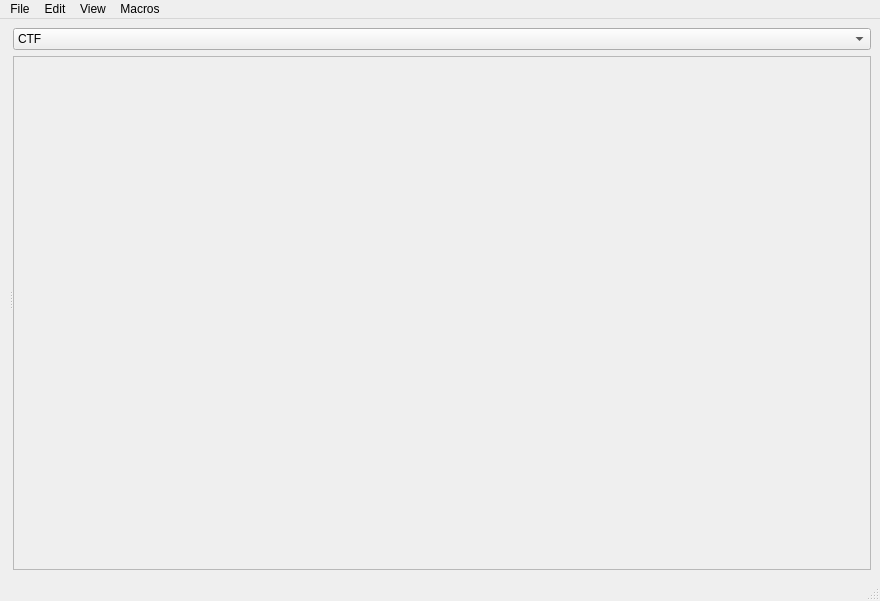
First picture: the form in GarrisonBuilder.ui, repository nagn/TLGB, before the edit.
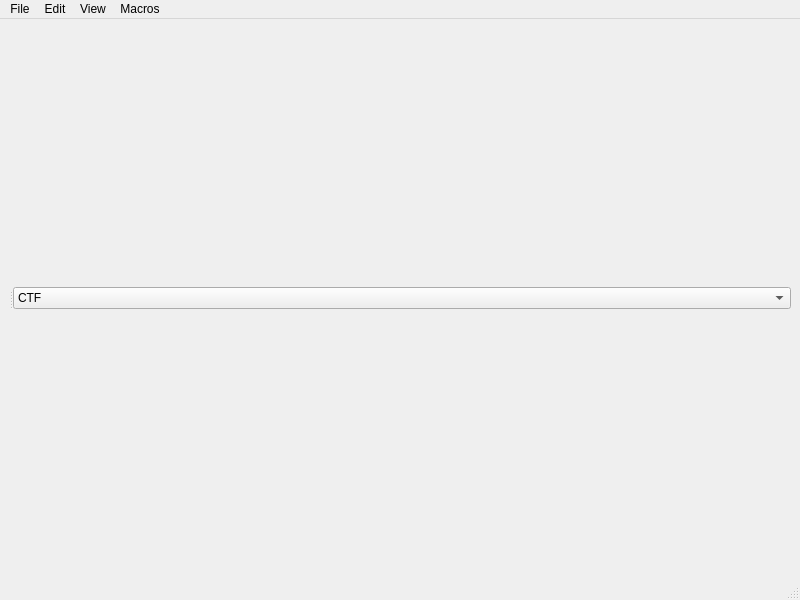
Second picture: the form after the edit.

Commit message: Added entity loading (note that entities don't work yet) Entities stack and sort themselves based on availbe size now Fixed some size hitns to look less ugly Updated icons New entity pictures

The edit to the form file:
```diff
--- a/GarrisonBuilder.ui
+++ b/GarrisonBuilder.ui
@@ -6,8 +6,8 @@
    <rect>
     <x>0</x>
     <y>0</y>
-    <width>880</width>
-    <height>601</height>
+    <width>800</width>
+    <height>600</height>
    </rect>
   </property>
   <property name="windowTitle">
@@ -82,23 +82,6 @@
           </item>
          </widget>
         </item>
-        <item>
-         <widget class="QScrollArea" name="scrollAreaEntity">
-          <property name="widgetResizable">
-           <bool>true</bool>
-          </property>
-          <widget class="QWidget" name="scrollAreaWidgetContents">
-           <property name="geometry">
-            <rect>
-             <x>0</x>
-             <y>0</y>
-             <width>275</width>
-             <height>512</height>
-            </rect>
-           </property>
-          </widget>
-         </widget>
-        </item>
        </layout>
       </widget>
      </widget>
@@ -110,7 +93,7 @@
     <rect>
      <x>0</x>
      <y>0</y>
-     <width>880</width>
+     <width>800</width>
      <height>21</height>
     </rect>
    </property>
```
Left out of the diff: 5 changed lines with no effect on the pictures. The commit also changes 64 other files.
